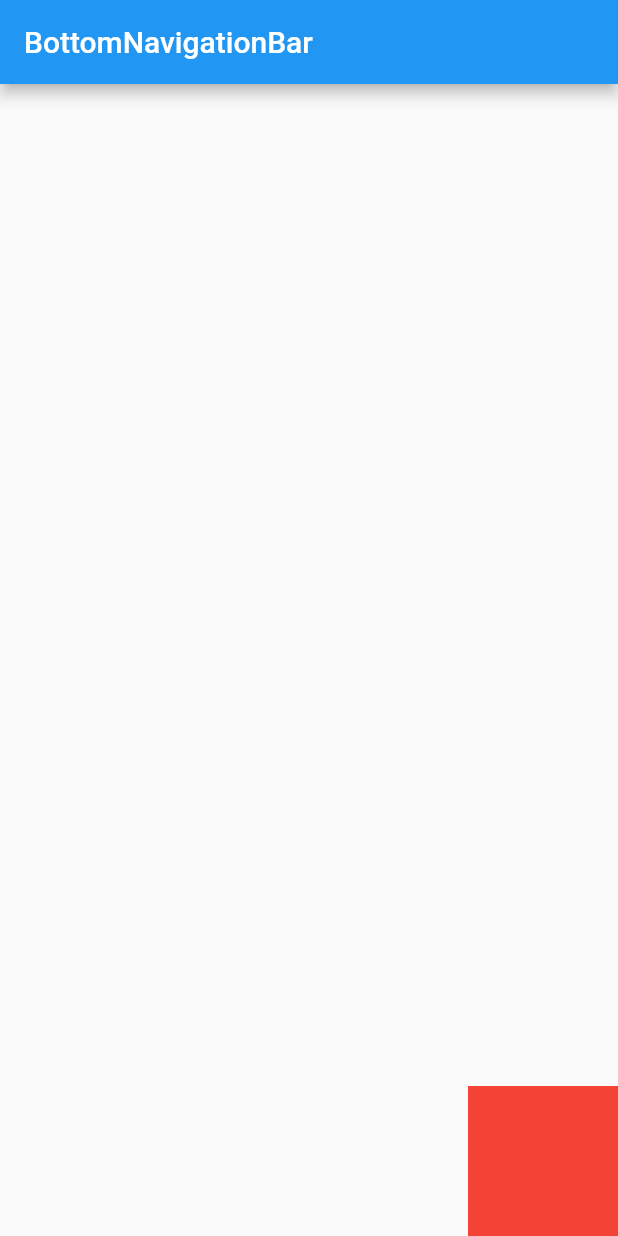
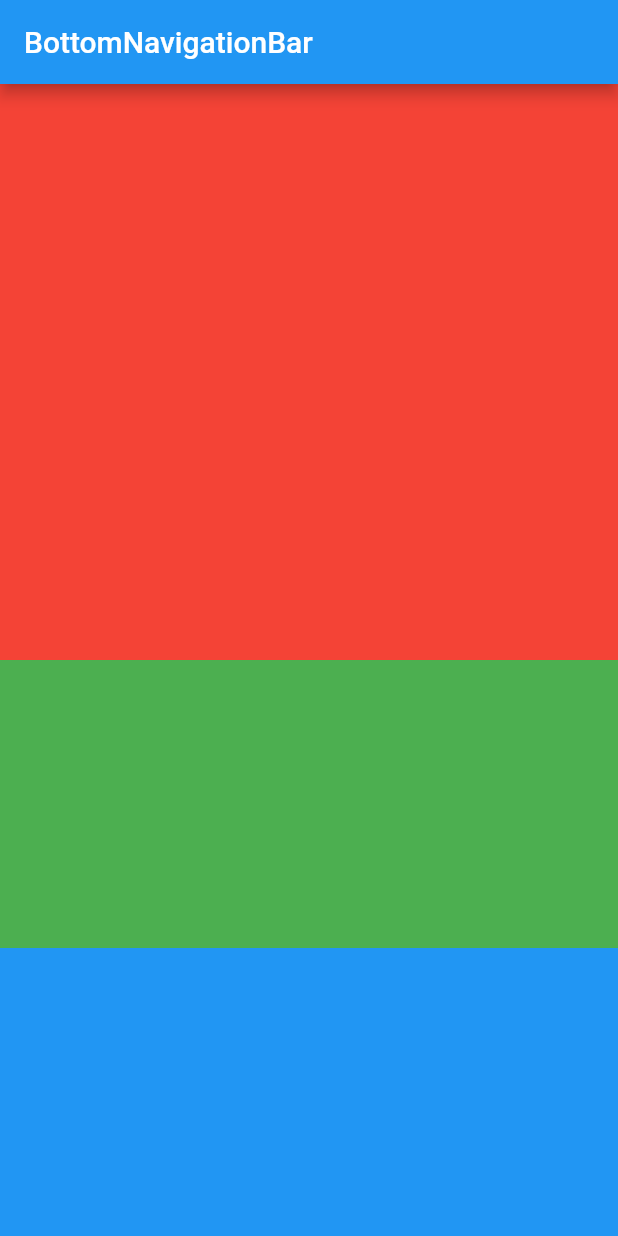
Before and after one commit to chihyeonWON/Flutter-Widget, a Flutter app: the screen it shows after launch, on a phone screen of 412 x 824 dp. Run offline on Flutter 3.47's test engine with Material 2 defaults, Android fonts, the phone set to English and light mode, and no system bars.

Commit message:
Expanded 실습

```diff
--- a/lib/main.dart
+++ b/lib/main.dart
@@ -24,13 +24,25 @@ class MyHomePage extends StatelessWidget {
             appBar: AppBar(
               title: Text('BottomNavigationBar'),
             ),
-            body:Align(
-              alignment: Alignment.bottomRight,
-              child:Container(
-                color:Colors.red,
-                width:100,
-                height:100,
-              )
+            body:Column(
+              children:<Widget>[
+                Expanded(
+                  flex:2,
+                  child:Container(
+                    color:Colors.red,
+                  ),
+                ),
+                Expanded(
+                  child:Container(
+                    color:Colors.green,
+                  ),
+                ),
+                Expanded(
+                  child:Container(
+                    color:Colors.blue,
+                  ),
+                ),
+              ]
             )
     );
   }
```
